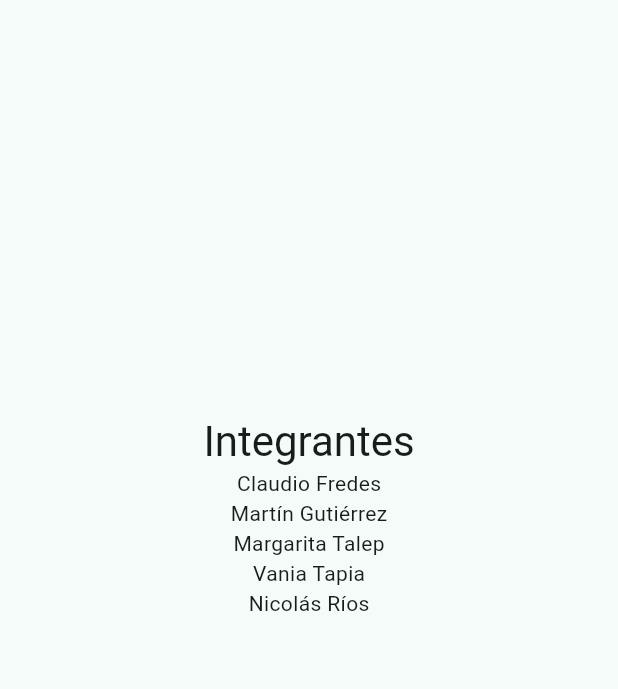
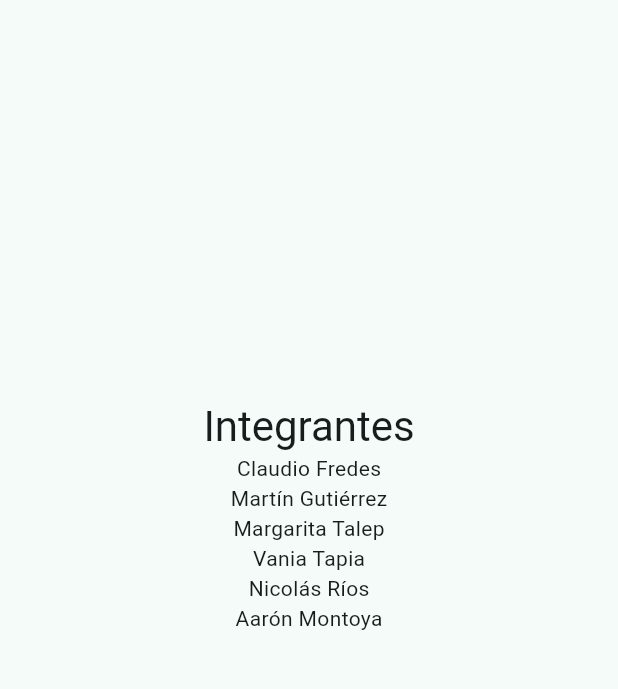
Before and after one commit to montoyamoraga/biomater.ia, a Flutter app: the screen it shows after launch, on a phone screen of 412 x 824 dp, the part 84-773 px from its top. Run offline on Flutter 3.47's test engine with Material 2 defaults, Android fonts, the light colour scheme and no system bars.

```diff
--- a/my_app/lib/main.dart
+++ b/my_app/lib/main.dart
@@ -114,6 +114,10 @@ class _MyHomePageState extends State<MyHomePage> {
               'Nicolás Ríos',
               style: Theme.of(context).textTheme.bodyMedium,
             ),
+            Text(
+              'Aarón Montoya',
+              style: Theme.of(context).textTheme.bodyMedium,
+            ),
           ],
         ),
       ),
```
Also changed, not shown: 27 other files.
